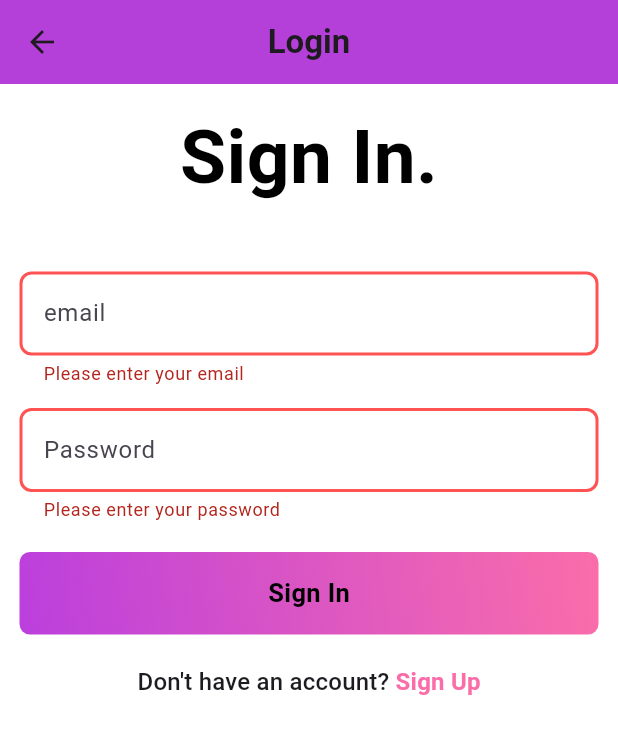
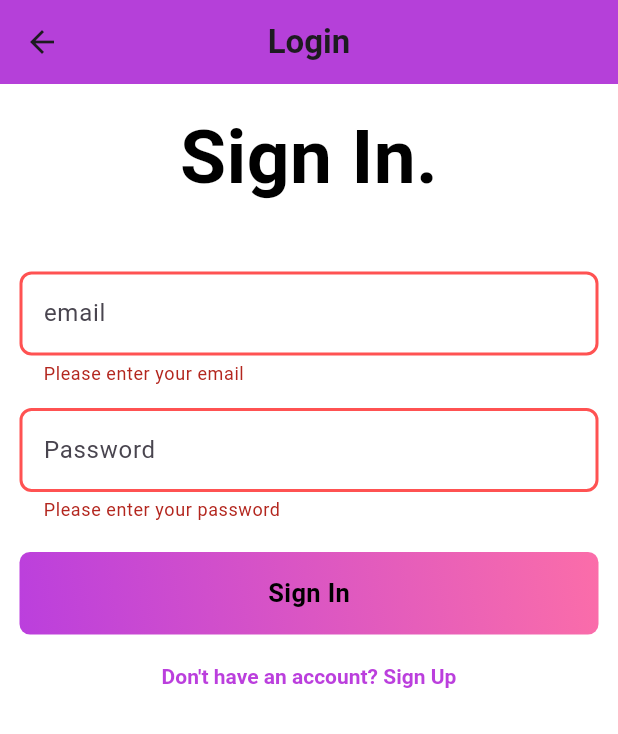
Before and after one commit to w3villa-shubham-rai/CleanArechtecture, a Flutter app: the screen it shows after launch, after a tap on "Sign In", on a phone screen of 412 x 824 dp. Shown: the top 734 px of the screen. Run offline on Flutter 3.47's test engine with Material 3 defaults, Android fonts, the phone set to English and light mode, and no system bars; our stand-ins replace dotted_border, flutter_bloc, fpdart, get_it, hive, image_picker and 3 more; accounts and stored records are empty; statements that could not run were skipped.

Commit message:
theming concept clear

```diff
--- a/lib/core/theme/theme_defince_cleass/custom_theme.dart
+++ b/lib/core/theme/theme_defince_cleass/custom_theme.dart
@@ -49,7 +49,10 @@ class CustomTheme {
             firstCardBackGroundColor: AppColors.cobaltBlue,
             secondCardBackGroundColor: AppColors.lightBlue,
             chipColor:AppColors.lightBrown,
-            deleteIconColor:AppColors.vividYellow
+            deleteIconColor:AppColors.vividYellow,
+            darkGardienTone:AppColors.darkGunMetal,
+            darkGardienTTwo:AppColors.lightGunMetal,
+
         ),
       ]
   );
--- a/lib/core/theme/theme_defince_cleass/dark_theme.dart
+++ b/lib/core/theme/theme_defince_cleass/dark_theme.dart
@@ -49,7 +49,10 @@ class DarkTheme {
         firstCardBackGroundColor: AppColors.lightGunMetal,
         secondCardBackGroundColor: AppColors.borderColor,
         chipColor: AppColors.romanSilver,
-        deleteIconColor: AppColors.antiFlashWhite
+        deleteIconColor: AppColors.antiFlashWhite,
+        darkGardienTone:AppColors.darkGunMetal,
+        darkGardienTTwo:AppColors.lightGunMetal,
+
       ),
     ],
   );
--- a/lib/core/theme/theme_defince_cleass/light_theme.dart
+++ b/lib/core/theme/theme_defince_cleass/light_theme.dart
@@ -49,7 +49,10 @@ class LightTheme{
         firstCardBackGroundColor: AppColors.cobaltBlue,
         secondCardBackGroundColor: AppColors.lightBlue,
         chipColor:AppColors.lightBrown,
-        deleteIconColor:AppColors.vividYellow
+        deleteIconColor:AppColors.vividYellow,
+        darkGardienTone:AppColors.darkGunMetal,
+        darkGardienTTwo:AppColors.lightGunMetal,
+
       ),
     ]
   );
--- a/lib/core/theme/theme_provider.dart
+++ b/lib/core/theme/theme_provider.dart
@@ -13,8 +13,14 @@ class ThemeManager {
 
   Future<void> init() async {
     _prefs = await SharedPreferences.getInstance();
-    String themeMode = _prefs.getString(_themeKey) ?? 'light';
-    themeNotifier.value = _getTheme(themeMode);
+    String? savedTheme = _prefs.getString(_themeKey);
+
+    if (savedTheme == null || savedTheme == 'system') {
+      Brightness systemBrightness = WidgetsBinding.instance.platformDispatcher.platformBrightness;
+      themeNotifier.value = _getThemeFromBrightness(systemBrightness);
+    } else {
+      themeNotifier.value = _getTheme(savedTheme);
+    }
   }
 
   ThemeData _getTheme(String themeKey) {
@@ -30,8 +36,20 @@ class ThemeManager {
     }
   }
 
+  ThemeData _getThemeFromBrightness(Brightness brightness) {
+    return brightness == Brightness.dark ? AppThemes.darkTheme : AppThemes.lightTheme;
+  }
+
   Future<void> setTheme(String themeKey) async {
     await _prefs.setString(_themeKey, themeKey);
-    themeNotifier.value = _getTheme(themeKey); // Update ValueNotifier
+    themeNotifier.value = _getTheme(themeKey);
+  }
+
+  /// **Dynamically update theme when system theme changes**
+  void updateSystemTheme(Brightness brightness) {
+    String? savedTheme = _prefs.getString(_themeKey);
+    if (savedTheme == null || savedTheme == 'system') {
+      themeNotifier.value = _getThemeFromBrightness(brightness);
+    }
   }
 }
--- a/lib/features/auth/presentation/pages/login_page.dart
+++ b/lib/features/auth/presentation/pages/login_page.dart
@@ -35,9 +35,11 @@ class _LoginPageState extends State<LoginPage> {
   @override
   Widget build(BuildContext context) {
     return Scaffold(
-        appBar: const CustomAppBar(
+        appBar: CustomAppBar(
         title: "Login",
-        backgroundColor: AppColors.gradient1,
+          backgroundColor: (Theme.of(context).brightness == Brightness.dark)
+              ? (context.themeColors!.firstCardBackGroundColor)
+              : (context.themeColors!.gradient1),
         showBackButton: true,
       ),
         body: SingleChildScrollView(
@@ -46,7 +48,7 @@ class _LoginPageState extends State<LoginPage> {
             child: BlocConsumer<AuthBloc, AuthBlocState>(
               listener: (BuildContext context, AuthBlocState state) {
                 if (state is AuthSuccesState) {
-                  context.pushAndRemoveUntil(const Blogpage());
+                  context.pushAndRemoveUntil(const BlogPage());
                 }
 
               },
@@ -96,16 +98,18 @@ class _LoginPageState extends State<LoginPage> {
                           child: RichText(
                             text: TextSpan(
                                 text: 'Don\'t have an account? ',
-                                style: Theme.of(context).textTheme.titleMedium,
+                                style: TextStyle(
+                                  fontWeight: FontWeight.bold,
+                                  color: context.theme.brightness==Brightness.dark? context.themeColors!.borderColor:context.themeColors!.gradient1,
+                                ),
                                 children: [
                                   TextSpan(
                                       text: 'Sign Up',
-                                      style: Theme.of(context)
-                                          .textTheme
-                                          .titleMedium
-                                          ?.copyWith(
-                                              color: AppColors.gradient2,
-                                              fontWeight: FontWeight.bold)),
+                                      style: TextStyle(
+                                        fontWeight: FontWeight.bold,
+                                        color: context.theme.brightness==Brightness.dark? context.themeColors!.borderColor:context.themeColors!.gradient1,
+                                      )
+                                  ),
                                 ]),
                           ),
                         )
--- a/lib/features/auth/presentation/widgets/auth_coustom_btn.dart
+++ b/lib/features/auth/presentation/widgets/auth_coustom_btn.dart
@@ -1,5 +1,8 @@
+
+
 
 import 'package:clean_archtecture/core/theme/app_pallet.dart';
+import 'package:clean_archtecture/core/utils/app_extension.dart';
 import 'package:clean_archtecture/core/utils/loding_indicator.dart';
 import 'package:flutter/material.dart';
 class AuthCustomBtn extends StatefulWidget {
@@ -27,10 +30,14 @@ class _AuthCustomBtnState extends State<AuthCustomBtn> {
         width: 400,
         decoration: BoxDecoration(
           borderRadius: BorderRadius.circular(7),
-          gradient: const LinearGradient(colors: [
-            AppColors.gradient1,
-            AppColors.gradient2
-          ],
+          gradient:  LinearGradient(
+            colors: context.theme.brightness==Brightness.light?[
+            context.themeColors!.gradient1,
+              context.themeColors!.gradient2,
+          ]: [
+              context.themeColors!.darkGardienTone,
+              context.themeColors!.darkGardienTTwo,
+            ],
           begin: Alignment.bottomLeft,
           end: Alignment.topRight,
           )
--- a/lib/main.dart
+++ b/lib/main.dart
@@ -43,18 +43,41 @@ class MyApp extends StatefulWidget {
   State<MyApp> createState() => _MyAppState();
 }
 
-class _MyAppState extends State<MyApp> {
+class _MyAppState extends State<MyApp> with WidgetsBindingObserver{
+
+
+
+
+  @override
+  void initState() {
+    super.initState();
+    appInit();
+    WidgetsBinding.instance.addObserver(this); // Add observer to listen for theme changes
+    _updateSystemTheme(); // Initial theme update
+  }
+  @override
+  void dispose() {
+    WidgetsBinding.instance.removeObserver(this); // Remove observer to prevent memory leaks
+    super.dispose();
+  }
+
+  @override
+  void didChangePlatformBrightness() {
+    super.didChangePlatformBrightness();
+    _updateSystemTheme(); // Update the theme dynamically
+  }
+
+  void _updateSystemTheme() {
+    debugPrint("theme Change here ");
+    Brightness brightness = WidgetsBinding.instance.platformDispatcher.platformBrightness;
+    ThemeManager().updateSystemTheme(brightness);
+  }
 
   Future appInit() async {
     context.read<AuthBloc>().add(AuthIsUserLoggedInEvent());
   }
 
 
-  @override
-  void initState() {
-    super.initState();
-    appInit();
-  }
 
   @override
   Widget build(BuildContext context) {
@@ -71,7 +94,7 @@ class _MyAppState extends State<MyApp> {
                 },
                 builder: (context, isLoggedIn) {
                   if (isLoggedIn) {
-                    return const Blogpage();
+                    return const BlogPage();
                   }
                   else{
                     return const LoginPage();
```
Also changed, not shown: lib/core/theme/theme.dart (deleted, +0 -50 lines), lib/core/theme/theme_extension/Apptheme_custom_key_colors.dart (+13 -4 lines), lib/features/auth/presentation/pages/signup_pages.dart (+9 -9 lines), lib/features/blog/presentation/page/add_new_blog_page.dart (+22 -17 lines), lib/features/blog/presentation/page/blog_Page.dart (+12 -7 lines), lib/features/blog/presentation/page/blog_viewer_page.dart (+24 -13 lines), lib/features/blog/presentation/widget/drawer_child_widget.dart (+6 -1 lines), lib/features/blog/presentation/widget/toolchipwidget.dart (+31 -17 lines).
